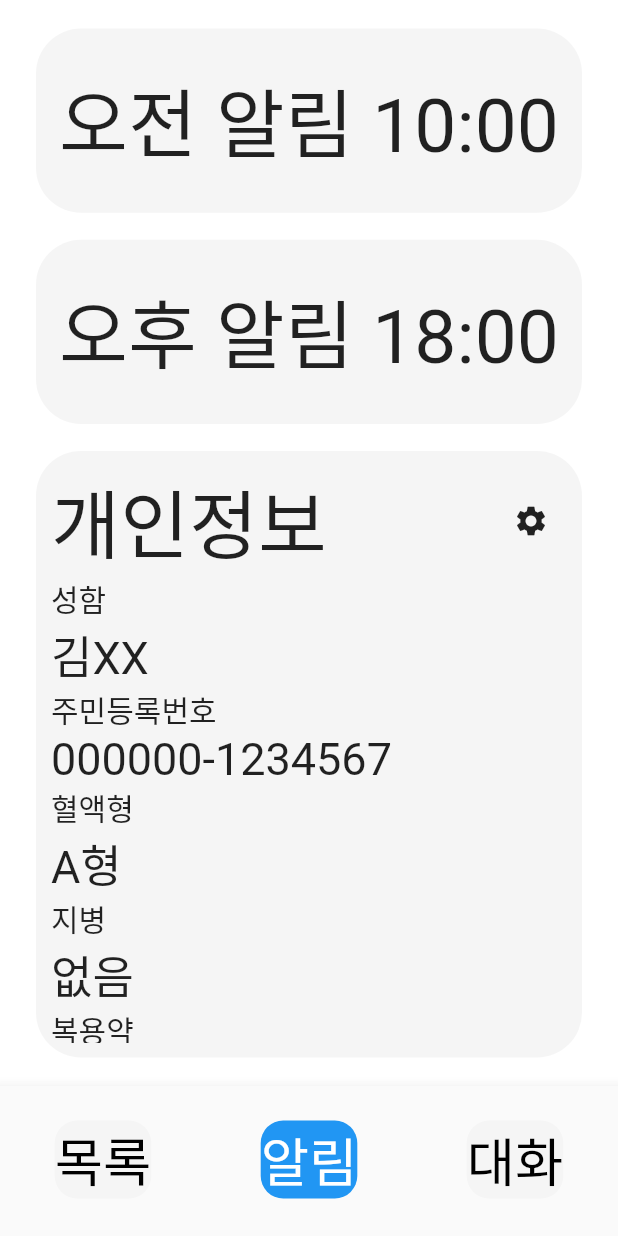
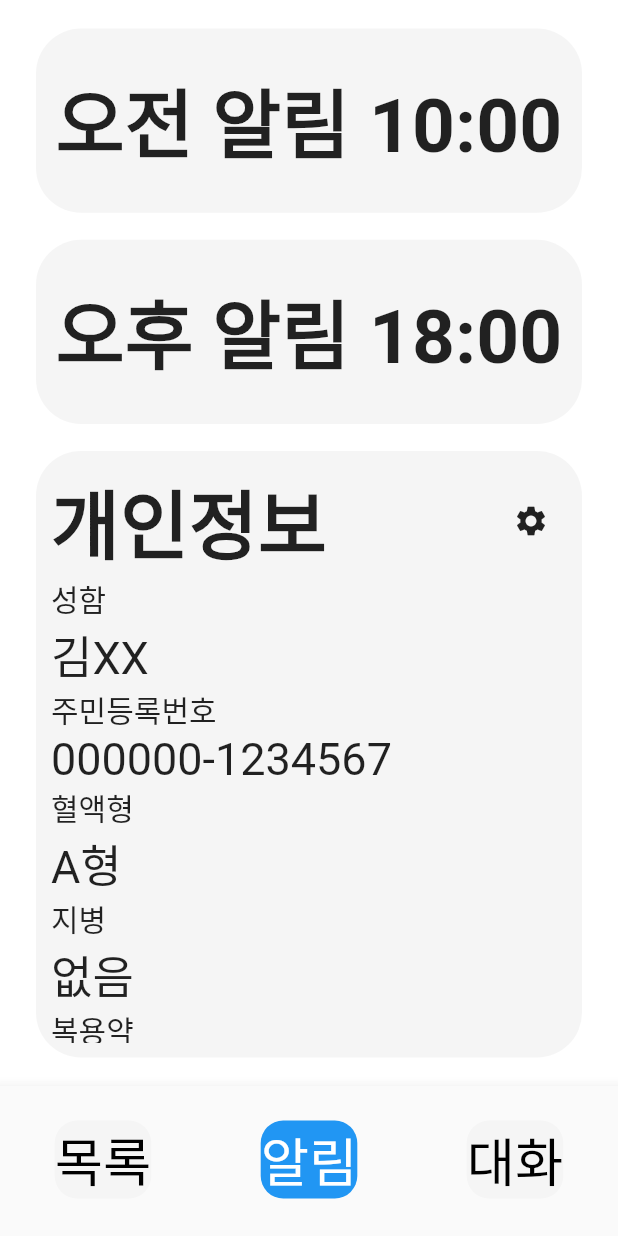
Before and after one commit to GDSC-CAU/Wiro-Flutter-App, a Flutter app: the screen it shows once a user with an empty profile is signed in, on a phone screen of 412 x 824 dp. Run offline on Flutter 3.47's test engine with Material 2 defaults, Android fonts, the phone set to English and light mode, and no system bars; our stand-ins replace firebase_auth, firebase_core, google_sign_in; accounts and stored records are empty; generated files the repository leaves out were written again.

Commit message:
Update Home Page : Adjust Title Font Weight

```diff
--- a/lib/pages/Base/Home.dart
+++ b/lib/pages/Base/Home.dart
@@ -58,6 +58,7 @@ class TimeCard extends StatelessWidget {
               textAlign: TextAlign.center,
               style: const TextStyle(
                 fontSize: 50,
+                fontWeight: FontWeight.bold,
               )
             ),
           ),
@@ -133,7 +134,8 @@ class PrivacyCard extends StatelessWidget {
                       children: [
                         const Text("개인정보",
                             style: TextStyle(
-                              fontSize: 50
+                              fontSize: 50,
+                              fontWeight: FontWeight.bold
                             )
                         ),
                         IconButton(onPressed: (){}, icon: const Icon(Icons.settings))
```
